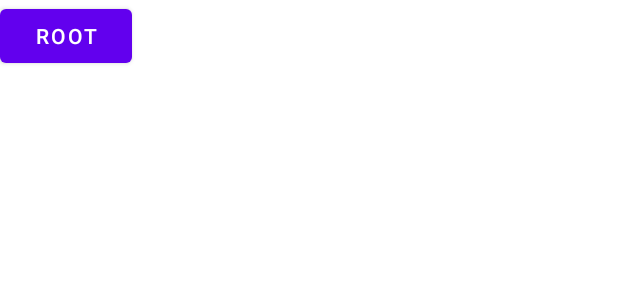
After one commit to UP962567/LeftBarMenu, an Android app: the layout activity_root.xml on its own in the app's theme, with its tools: preview values and no code run, on a phone screen of 412 x 824 dp. The commit adds this screen. Shown: the top 300 px of the screen. Run offline under Robolectric (Android 15) with nearby library versions, the phone set to English and light mode, and no system bars.

Commit message:
Up[dates

```diff
--- a/app/src/main/java/com/example/LeftMenuBar/LoginFiles/LoginActivity.java
+++ b/app/src/main/java/com/example/LeftMenuBar/LoginFiles/LoginActivity.java
@@ -15,6 +15,7 @@ import androidx.appcompat.widget.Toolbar;
 import androidx.core.view.GravityCompat;
 import androidx.drawerlayout.widget.DrawerLayout;
 
+import com.example.LeftMenuBar.LoginFiles.Admin.ActivityRoot;
 import com.example.LeftMenuBar.LoginFiles.Admin.CreateUserAdmin;
 import com.example.LeftMenuBar.LoginFiles.LoginMenuItem.ChatListActivity;
 import com.example.LeftMenuBar.LoginFiles.LoginMenuItem.SettingsActivityLogin;
@@ -167,6 +168,7 @@ public class LoginActivity extends AppCompatActivity implements NavigationView.O
             nav_map.findItem(R.id.nav_share1).setVisible(false);
             nav_map.findItem(R.id.nav_mail1).setVisible(false);
             nav_map.findItem(R.id.nav_mail11).setVisible(false);
+            nav_map.findItem(R.id.nav_root).setVisible(false);
             nav_map.findItem(R.id.admin_bar).setTitle("User");
             nav_map.findItem(R.id.login_nav_settings).setVisible(false);
             nav_map.findItem(R.id.nav_mail12).setVisible(false);
@@ -223,6 +225,9 @@ public class LoginActivity extends AppCompatActivity implements NavigationView.O
         } else if (id == R.id.nav_create_user) {
             Intent i = new Intent(this, CreateUserAdmin.class);
             startActivity(i);
+        } else if (id == R.id.nav_root) {
+            Intent i = new Intent(this, ActivityRoot.class);
+            startActivity(i);
         }
         drawer_login.closeDrawer(GravityCompat.START);
         return true;
--- /dev/null
+++ b/app/src/main/res/layout/activity_root.xml
@@ -0,0 +1,16 @@
+<?xml version="1.0" encoding="utf-8"?>
+<androidx.constraintlayout.widget.ConstraintLayout xmlns:android="http://schemas.android.com/apk/res/android"
+    xmlns:app="http://schemas.android.com/apk/res-auto"
+    xmlns:tools="http://schemas.android.com/tools"
+    android:layout_width="match_parent"
+    android:layout_height="match_parent"
+    tools:context=".LoginFiles.Admin.ActivityRoot">
+
+    <Button
+        android:id="@+id/rootBT"
+        android:layout_width="wrap_content"
+        android:layout_height="wrap_content"
+        android:text="Root"
+        tools:layout_editor_absoluteX="129dp"
+        tools:layout_editor_absoluteY="489dp" />
+</androidx.constraintlayout.widget.ConstraintLayout>
--- a/app/src/main/res/menu/drawer_menu_login.xml
+++ b/app/src/main/res/menu/drawer_menu_login.xml
@@ -54,6 +54,10 @@
     <item android:title="Admin"
         android:id="@+id/admin_bar">
         <menu>
+            <item android:id="@+id/nav_root"
+                android:icon="@drawable/ic_share"
+                android:title="Root Acc"
+                />
             <item android:id="@+id/nav_create_user"
                 android:icon="@drawable/ic_share"
                 android:title="Create user"
```
Also changed, not shown: app/src/main/AndroidManifest.xml (+5 -3 lines), app/src/main/java/com/example/LeftMenuBar/LoginFiles/Admin/ActivityRoot.java (added, +81 -0 lines).
